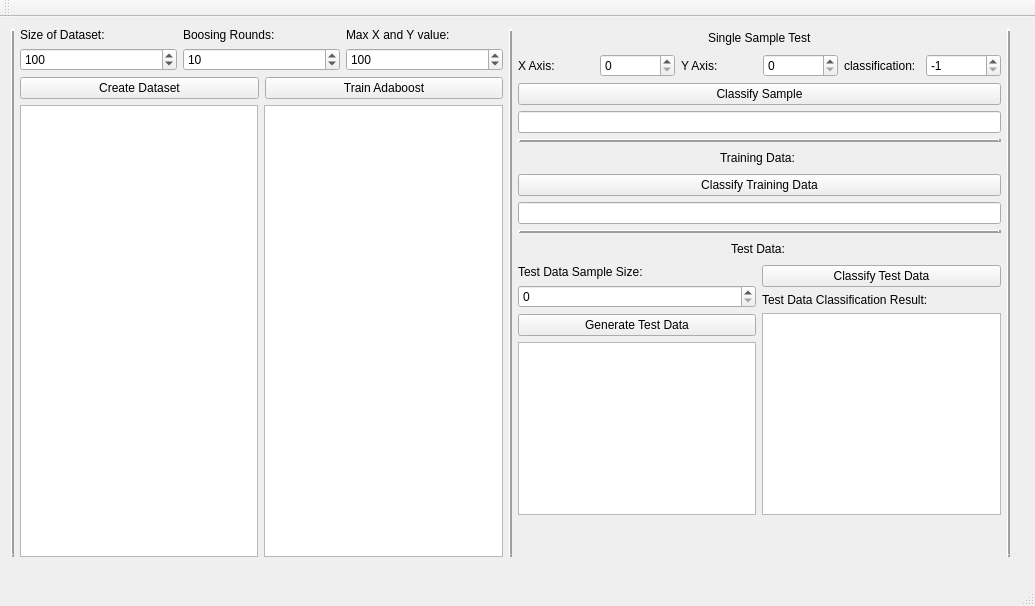
This is mainwindow.ui in Accusmus/AdaboostQT as Qt 5 draws it before an edit. The edited form follows.
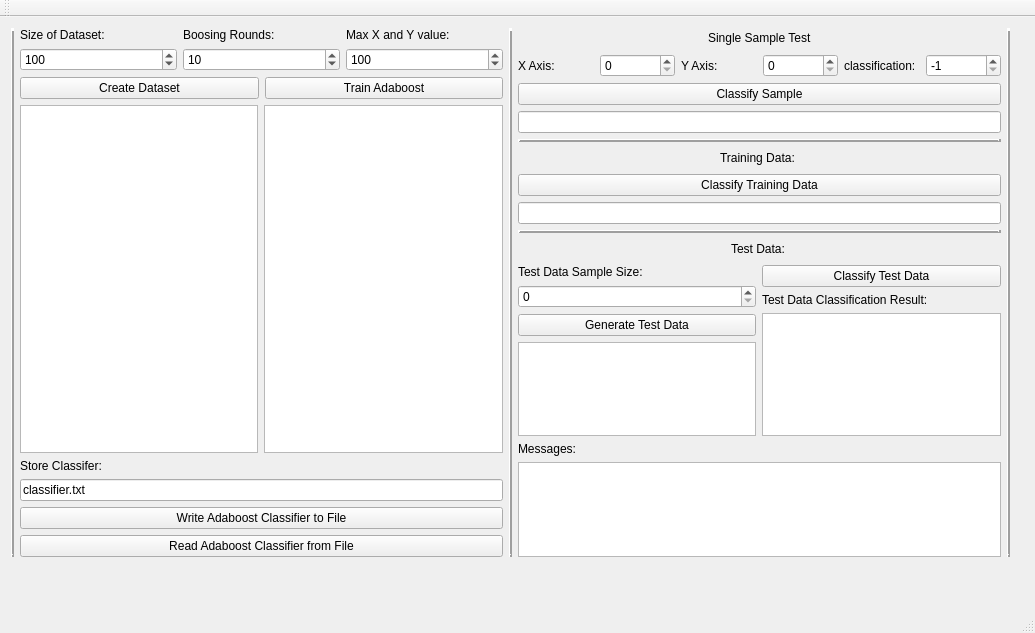
This is the edited form.

Commit message: Able to write and read classifier from file

```diff
--- a/mainwindow.ui
+++ b/mainwindow.ui
@@ -7,7 +7,7 @@
     <x>0</x>
     <y>0</y>
     <width>1035</width>
-    <height>606</height>
+    <height>633</height>
    </rect>
   </property>
   <property name="windowTitle">
@@ -143,6 +143,37 @@
          </item>
         </layout>
        </item>
+       <item>
+        <widget class="QLabel" name="label_14">
+         <property name="text">
+          <string>Store Classifer:</string>
+         </property>
+        </widget>
+       </item>
+       <item>
+        <widget class="QLineEdit" name="lineEdit_filename">
+         <property name="text">
+          <string>classifier.txt</string>
+         </property>
+         <property name="placeholderText">
+          <string/>
+         </property>
+        </widget>
+       </item>
+       <item>
+        <widget class="QPushButton" name="pushButton_write_classifier">
+         <property name="text">
+          <string>Write Adaboost Classifier to File</string>
+         </property>
+        </widget>
+       </item>
+       <item>
+        <widget class="QPushButton" name="pushButton_read_classifer">
+         <property name="text">
+          <string>Read Adaboost Classifier from File</string>
+         </property>
+        </widget>
+       </item>
       </layout>
      </item>
      <item>
@@ -439,30 +470,14 @@
         </layout>
        </item>
        <item>
-        <spacer name="verticalSpacer">
-         <property name="orientation">
-          <enum>Qt::Vertical</enum>
+        <widget class="QLabel" name="label_15">
+         <property name="text">
+          <string>Messages:</string>
          </property>
-         <property name="sizeHint" stdset="0">
-          <size>
-           <width>20</width>
-           <height>40</height>
-          </size>
-         </property>
-        </spacer>
+        </widget>
        </item>
        <item>
-        <spacer name="horizontalSpacer_2">
-         <property name="orientation">
-          <enum>Qt::Horizontal</enum>
-         </property>
-         <property name="sizeHint" stdset="0">
-          <size>
-           <width>40</width>
-           <height>20</height>
-          </size>
-         </property>
-        </spacer>
+        <widget class="QTextEdit" name="textEdit_messages"/>
        </item>
       </layout>
      </item>
```
The commit also changes 4 other files.
